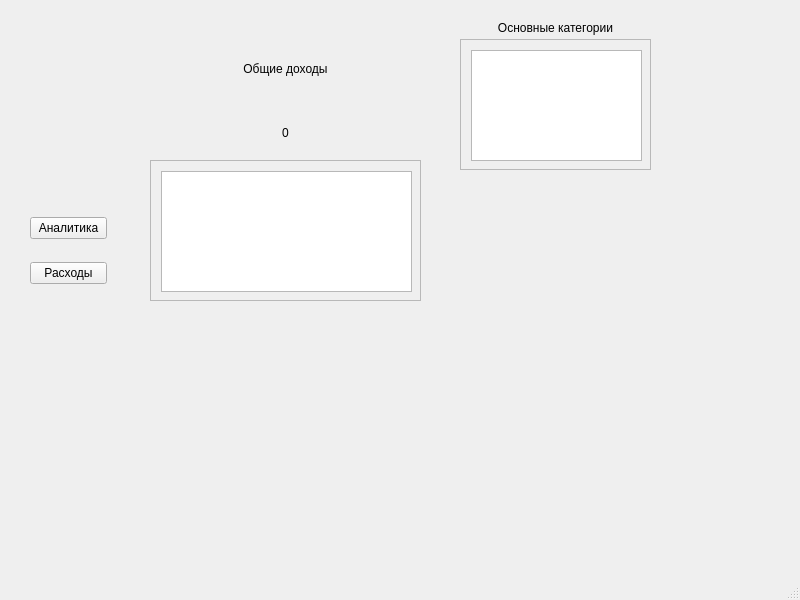
Old version of the form untitled1/income.ui in the repository LevGolodin/C-Project.
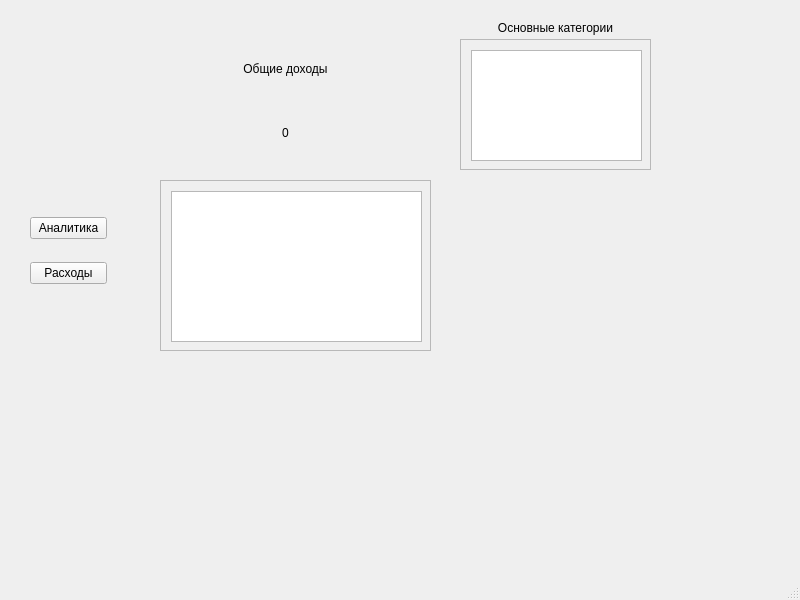
New version of the form.

What changed in the file:
```diff
--- a/untitled1/income.ui
+++ b/untitled1/income.ui
@@ -128,10 +128,10 @@
    <widget class="QScrollArea" name="scrollArea_2">
     <property name="geometry">
      <rect>
-      <x>150</x>
-      <y>160</y>
+      <x>160</x>
+      <y>180</y>
       <width>271</width>
-      <height>141</height>
+      <height>171</height>
      </rect>
     </property>
     <property name="widgetResizable">
@@ -143,7 +143,7 @@
        <x>0</x>
        <y>0</y>
        <width>269</width>
-       <height>139</height>
+       <height>169</height>
       </rect>
      </property>
      <widget class="QListWidget" name="listWidget_2">
@@ -152,7 +152,7 @@
         <x>10</x>
         <y>10</y>
         <width>251</width>
-        <height>121</height>
+        <height>151</height>
        </rect>
       </property>
      </widget>
```
